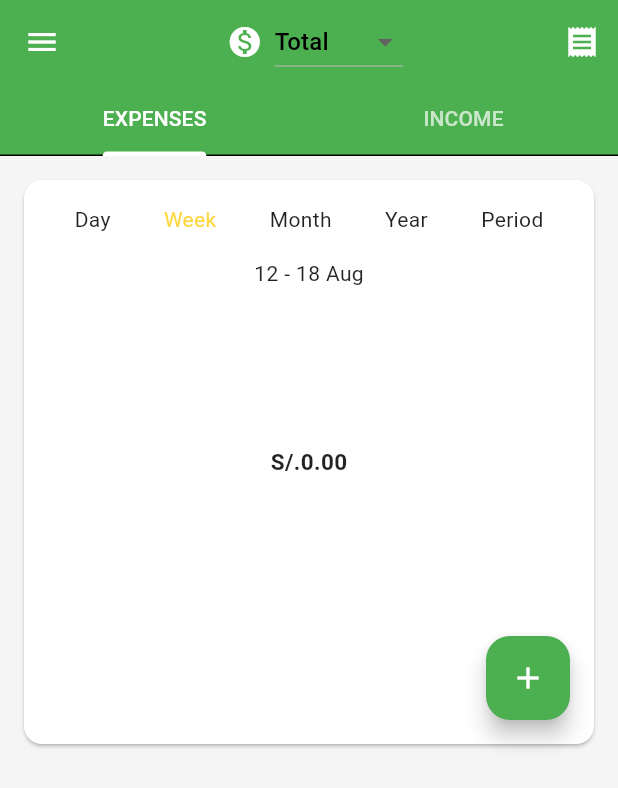
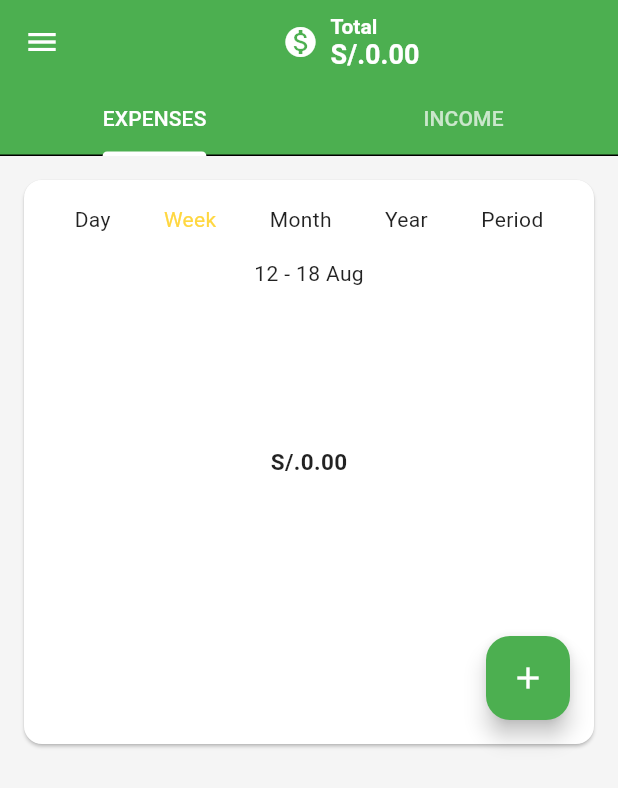
Before and after one commit to nicksalazar/PennyWise, a Flutter app: the ExpenseTrackerHome screen opened directly, on a phone screen of 412 x 824 dp. Shown: the top 788 px of the screen. Run offline on Flutter 3.47's test engine with Material 3 defaults, Android fonts, the phone set to English and light mode, and no system bars; drawn by our look-alikes of fl_chart; our stand-ins replace cloud_firestore, firebase_auth, firebase_core, flutter_dotenv, font_awesome_flutter, go_router and 1 more; accounts and stored records are empty.

```diff
--- a/lib/providers/account_provider.dart
+++ b/lib/providers/account_provider.dart
@@ -1,5 +1,6 @@
 import 'package:flutter/material.dart';
 import 'package:habit_harmony/models/account_model.dart';
+import 'package:habit_harmony/models/transaction_model.dart';
 import 'package:habit_harmony/models/transfer_model.dart';
 import 'package:habit_harmony/providers/loading_provider.dart';
 import 'package:habit_harmony/providers/transfer_provider.dart';
@@ -14,11 +15,72 @@ class AccountProvider with ChangeNotifier {
     this._repository,
     this._transferProvider,
     this._loadingProvider,
-  );
+  ) {
+    fetchAccounts();
+    _selectedAccountId = 'total';
+  }
 
   List<Account> _accounts = [];
 
-  List<Account> get accounts => _accounts;
+  List<Account> get accounts => [
+        Account(
+          icon: 'total',
+          id: 'total',
+          name: 'Total',
+          balance: getTotalBalance(),
+          color: '0xFF000000',
+        ),
+        ..._accounts
+      ];
+
+  String _selectedAccountId = 'total';
+  bool _hideBalance = false;
+
+  String get selectedAccountId => _selectedAccountId;
+  bool get hideBalance => _hideBalance;
+
+  double getTotalBalance() {
+    return _accounts.fold(0, (sum, account) => sum + account.balance);
+  }
+
+  double get selectedAccountBalance {
+    if (_selectedAccountId == 'total') {
+      return getTotalBalance();
+    }
+    return _accounts
+        .firstWhere((account) => account.id == _selectedAccountId)
+        .balance;
+  }
+
+  //get name of selected account
+  String get selectedAccountName {
+    if (_selectedAccountId.isEmpty) {
+      return 'All accounts';
+    }
+    return accounts
+        .firstWhere((account) => account.id == _selectedAccountId)
+        .name;
+  }
+
+  void setSelectedAccountId(String id) {
+    _selectedAccountId = id;
+    notifyListeners();
+  }
+
+  void setHideBalance(bool value) {
+    _hideBalance = value;
+    notifyListeners();
+  }
+
+  List<TransactionModel> getTransactionsForSelectedAccount(
+      List<TransactionModel> allTransactions) {
+    if (_selectedAccountId == 'total') {
+      return allTransactions;
+    }
+    return allTransactions
+        .where((transaction) => transaction.accountId == _selectedAccountId)
+        .toList();
+  }
 
   Future<void> fetchAccounts() async {
     try {
--- a/lib/screens/home/home_screen.dart
+++ b/lib/screens/home/home_screen.dart
@@ -7,8 +7,10 @@ import 'package:habit_harmony/providers/category_provider.dart';
 import 'package:habit_harmony/providers/transaction_provider.dart';
 import 'package:habit_harmony/screens/transactions/transaction_by_category_screen.dart';
 import 'package:habit_harmony/utils/icon_utils.dart';
+import 'package:habit_harmony/widgets/account_selection_dialog.dart';
 import 'package:habit_harmony/widgets/my_drawer.dart';
 import 'package:provider/provider.dart';
+import 'package:habit_harmony/utils/icon_utils.dart';
 
 class HomeScreen extends StatelessWidget {
   @override
@@ -58,6 +60,8 @@ class _ExpenseTrackerHomeState extends State<ExpenseTrackerHome>
 
   @override
   Widget build(BuildContext context) {
+    return Consumer2<AccountProvider, TransactionProvider>(
+        builder: (context, accountProvider, transactionProvider, child) {
       return Scaffold(
         appBar: AppBar(
           leading: Builder(
@@ -69,28 +73,39 @@ class _ExpenseTrackerHomeState extends State<ExpenseTrackerHome>
             ),
           ),
           title: Center(
+            child: GestureDetector(
+              onTap: () {
+                showDialog(
+                  context: context,
+                  builder: (BuildContext context) {
+                    return AccountSelectionDialog();
+                  },
+                );
+              },
               child: Row(
                 mainAxisSize: MainAxisSize.min,
                 children: [
                   Icon(Icons.monetization_on),
                   Padding(padding: EdgeInsets.only(left: 8)),
-              DropdownButton<String>(
-                value: 'Total',
-                onChanged: (String? newValue) {},
-                items: <String>['Total', 'Option 1', 'Option 2']
-                    .map<DropdownMenuItem<String>>((String value) {
-                  return DropdownMenuItem<String>(
-                    value: value,
-                    child: Text(value),
-                  );
-                }).toList(),
+                  Column(
+                    crossAxisAlignment: CrossAxisAlignment.start,
+                    children: [
+                      Text(
+                        accountProvider.selectedAccountName,
+                        style: TextStyle(fontSize: 14),
+                      ),
+                      Text(
+                        accountProvider.hideBalance
+                            ? '****'
+                            : 'S/.${accountProvider.selectedAccountBalance.toStringAsFixed(2)}',
+                        style: TextStyle(fontSize: 18),
+                      ),
+                    ],
                   ),
                 ],
               ),
             ),
-        actions: [
-          IconButton(icon: Icon(Icons.receipt), onPressed: () {}),
-        ],
+          ),
           bottom: TabBar(
             controller: _tabController,
             tabs: [
@@ -102,23 +117,31 @@ class _ExpenseTrackerHomeState extends State<ExpenseTrackerHome>
         body: TabBarView(
           controller: _tabController,
           children: [
-          _buildTransactionsTab('expense'),
-          _buildTransactionsTab('income'),
+            _buildTransactionsTab(
+                'expense', accountProvider, transactionProvider),
+            _buildTransactionsTab(
+                'income', accountProvider, transactionProvider),
           ],
         ),
         drawer: MyDrawer(),
       );
+    });
   }
 
-  Widget _buildTransactionsTab(String transactionType) {
-    return Consumer3<CategoryProvider, TransactionProvider, AccountProvider>(
-      builder: (context, categoryProvider, transactionProvider, accountProvider,
-          child) {
+  Widget _buildTransactionsTab(
+    String transactionType,
+    AccountProvider accountProvider,
+    TransactionProvider transactionProvider,
+  ) {
+    return Consumer<CategoryProvider>(
+      builder: (context, categoryProvider, child) {
         final categories = categoryProvider.categories;
-        final transactions = transactionProvider.getFilteredTransactions(
+        final allTransactions = transactionProvider.getFilteredTransactions(
           transactionType: transactionType,
           period: _selectedPeriod,
         );
+        final transactions =
+            accountProvider.getTransactionsForSelectedAccount(allTransactions);
 
         // Group transactions by category and sum amounts
         Map<String, double> categoryTotals = {};
@@ -333,7 +356,7 @@ class _ExpenseTrackerHomeState extends State<ExpenseTrackerHome>
           MaterialPageRoute(
             builder: (context) => TransactionsByCategory(
               categoryId: item.id,
-              categoryName:item.name,
+              categoryName: item.name,
               transactionType: transactionType, // or 'income'
             ),
           ),
```
Also changed, not shown: lib/widgets/account_selection_dialog.dart (added, +62 -0 lines), lib/widgets/hydration_card.dart (deleted). Lines whose indentation alone changed are shown as unchanged.
